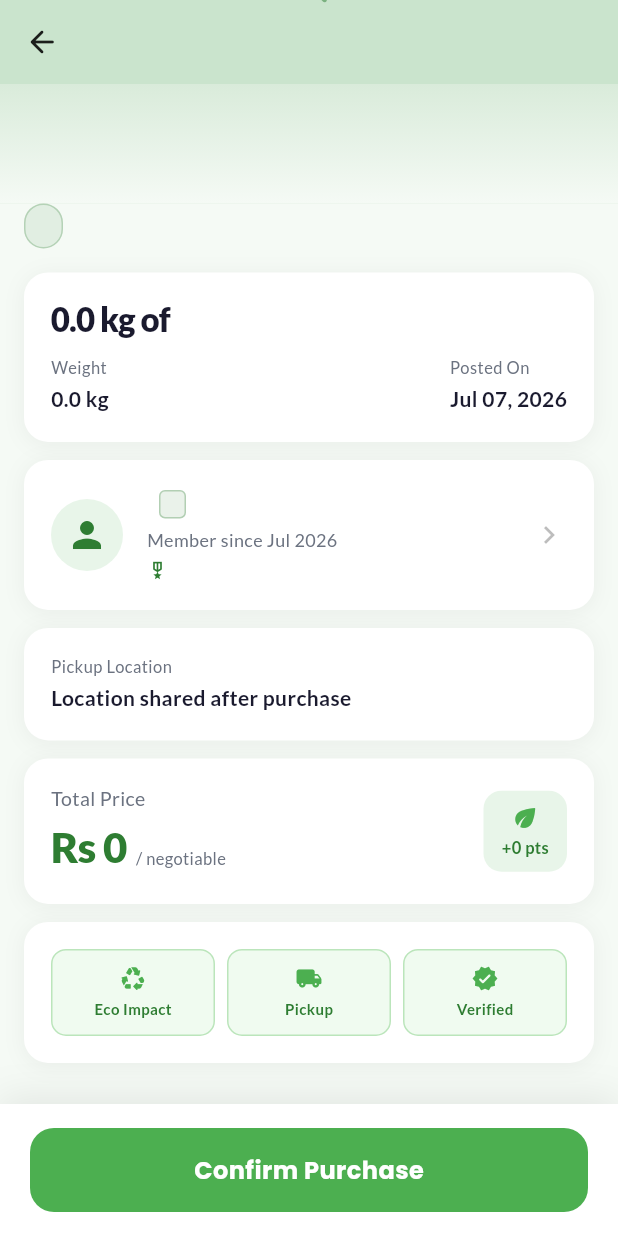
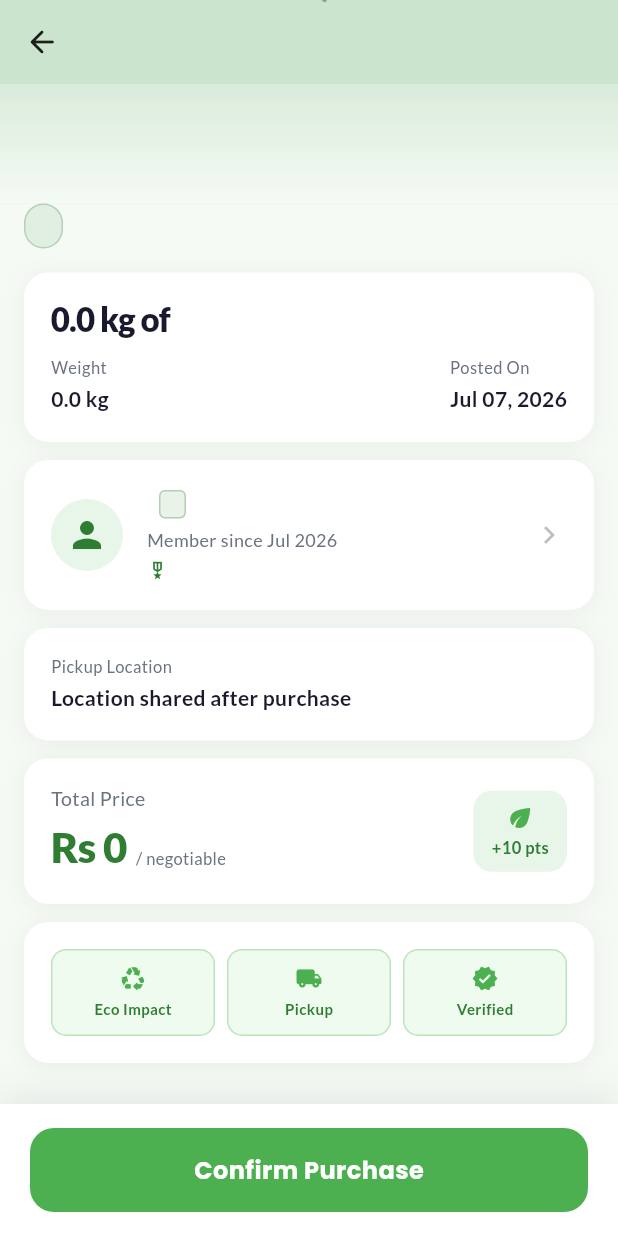
Before and after one commit to Tayyab2344/RecyConnect-frontend, a Flutter app: the ItemDetailScreen screen opened directly with empty values, scrolled down 194 dp, on a phone screen of 412 x 824 dp. Run offline on Flutter 3.47's test engine with Material 3 defaults, Android fonts, the light colour scheme and no system bars; our stand-ins replace audioplayers, cached_network_image, connectivity_plus, csv, dio, firebase_core and 18 more; missing offline and left inert: dart:html, dio_cache_interceptor, flutter_stripe, google_mlkit_text_recognition, http_cache_hive_store, record and 1 more; accounts and stored records are empty; network calls fail.

Commit message:
design: premium dark theme colors, flat cards with thin borders, correct 10 points flat display

```diff
--- a/lib/core/theme/app_colors.dart
+++ b/lib/core/theme/app_colors.dart
@@ -58,21 +58,21 @@ abstract class AppColors {
   static const Color infoDark = Color(0xFF0288D1);
 
   // ============================================
-  // DARK MODE PALETTE
+  // DARK MODE PALETTE (Sleek Pitch Black & Dark Grey)
   // ============================================
-  static const Color darkBackground = Color(0xFF121212);
-  static const Color darkBackgroundAlt = Color(0xFF161616);
-  static const Color darkSurface = Color(0xFF1E1E1E);
-  static const Color darkCard = Color(0xFF252525);
-  static const Color darkCardElevated = Color(0xFF2D2D2D);
-  static const Color darkBorder = Color(0xFF2E5930);
-  static const Color darkTextPrimary = Color(0xFFE8F5E9);
-  static const Color darkTextSecondary = Color(0xFFA5D6A7);
+  static const Color darkBackground = Color(0xFF0A0A0A);
+  static const Color darkBackgroundAlt = Color(0xFF000000);
+  static const Color darkSurface = Color(0xFF121212);
+  static const Color darkCard = Color(0xFF161616);
+  static const Color darkCardElevated = Color(0xFF1A1A1A);
+  static const Color darkBorder = Color(0xFF222222);
+  static const Color darkTextPrimary = Color(0xFFFFFFFF);
+  static const Color darkTextSecondary = Color(0xFF9E9E9E);
 
   // Dark mode greens
-  static const Color darkPrimaryGreen = Color(0xFF66BB6A);
+  static const Color darkPrimaryGreen = Color(0xFF4CAF50);
   static const Color darkSecondaryGreen = Color(0xFF81C784);
-  static const Color darkAccentGreen = Color(0xFF4CAF50);
+  static const Color darkAccentGreen = Color(0xFF2E7D32);
 
   // ============================================
   // LIGHT MODE GRADIENT BACKGROUNDS
--- a/lib/presentation/screens/individual/marketplace/item_detail_screen.dart
+++ b/lib/presentation/screens/individual/marketplace/item_detail_screen.dart
@@ -577,7 +577,7 @@ class _ItemDetailScreenState extends State<ItemDetailScreen> {
                                       Icon(Icons.eco_rounded, color: lightGreen, size: 20),
                                       const SizedBox(height: 2),
                                       Text(
-                                        '+${(widget.item.estimatedWeight * 10).toInt()} pts',
+                                        '+10 pts',
                                         style: TextStyle(
                                           fontSize: 11,
                                           fontWeight: FontWeight.w700,
--- a/lib/presentation/screens/marketplace/marketplace_screen.dart
+++ b/lib/presentation/screens/marketplace/marketplace_screen.dart
@@ -377,7 +377,7 @@ class _MarketplaceScreenState extends State<MarketplaceScreen> with SingleTicker
                              const Icon(Icons.eco, size: 10, color: AppColors.primaryGreen),
                              const SizedBox(width: 2),
                              // Simulated Eco Points calc
-                             Text("${(listing.estimatedWeight * 10).toInt()} Pts",
+                             Text("10 Pts",
                                 style: const TextStyle(fontSize: 10, color: AppColors.primaryGreen)),
                            ],
                          ),
```
Also changed, not shown: lib/core/theme/theme_factory.dart (+6 -2 lines), lib/presentation/screens/dashboard/company_dashboard.dart (+6 -14 lines), lib/presentation/screens/dashboard/individual_dashboard.dart (+6 -14 lines), lib/presentation/screens/dashboard/warehouse_dashboard.dart (+6 -14 lines).
